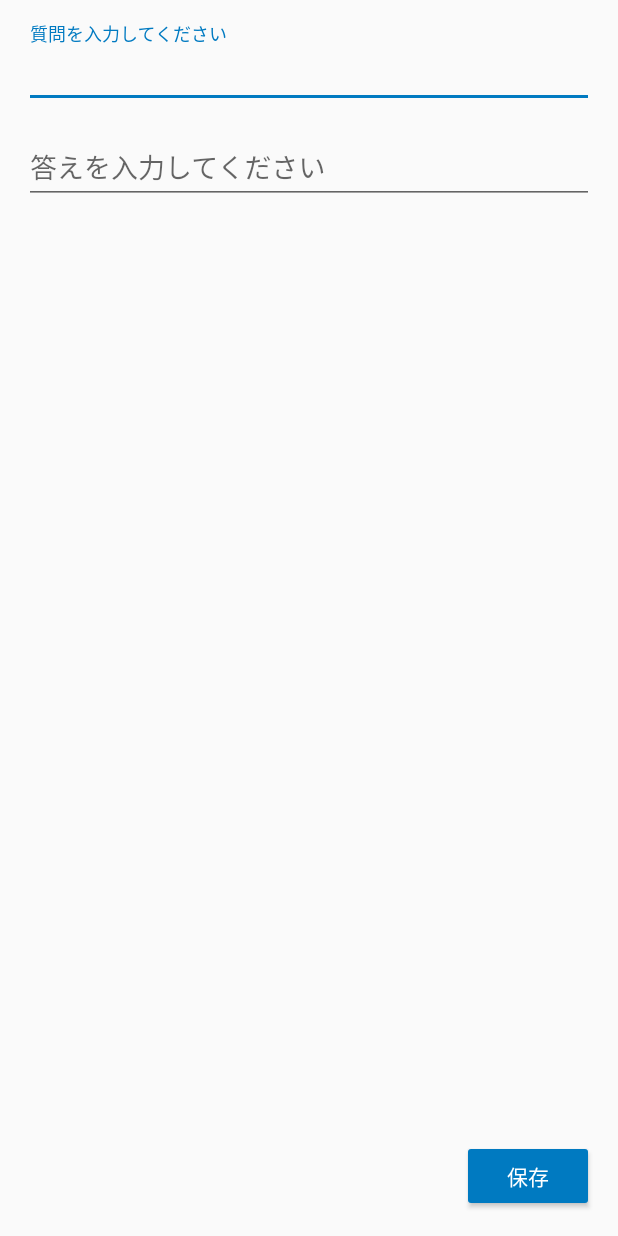
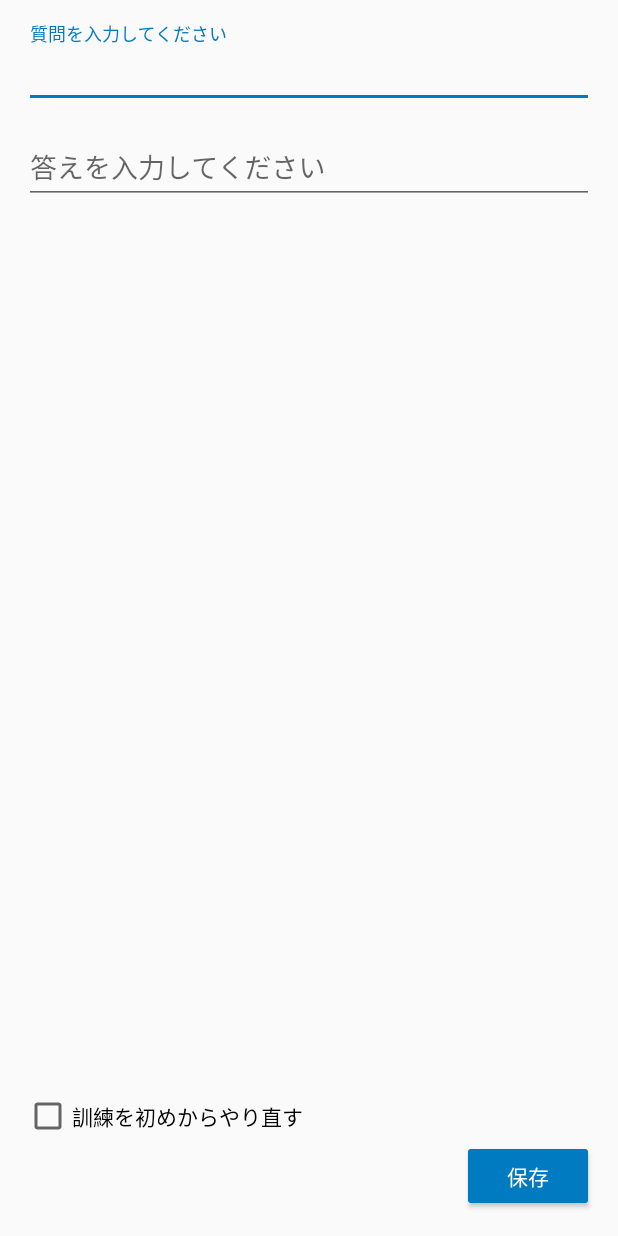
Before and after one commit to mag0716/android_periodic_execution, an Android app: the layout fragment_edit.xml on its own in the app's theme, with its tools: preview values and no code run, on a phone screen of 412 x 824 dp. Run offline under Robolectric (Android 15) with nearby library versions, the phone set to English and light mode, and no system bars.

Commit message:
CheckBox 追加

```diff
--- a/app/src/main/res/layout/fragment_edit.xml
+++ b/app/src/main/res/layout/fragment_edit.xml
@@ -46,7 +46,7 @@
             android:layout_height="0dp"
             android:layout_marginBottom="@dimen/view_vertical_margin"
             android:layout_marginTop="@dimen/view_vertical_margin"
-            app:layout_constraintBottom_toTopOf="@id/save_button"
+            app:layout_constraintBottom_toTopOf="@id/clear_training_datetime_checkbox"
             app:layout_constraintLeft_toLeftOf="parent"
             app:layout_constraintRight_toRightOf="parent"
             app:layout_constraintTop_toBottomOf="@id/question_input_layout"
@@ -59,6 +59,16 @@
                 android:hint="@string/edit_answer_hint"
                 android:text="@={viewModel.answer}" />
         </android.support.design.widget.TextInputLayout>
+
+        <CheckBox
+            android:id="@+id/clear_training_datetime_checkbox"
+            android:layout_width="0dp"
+            android:layout_height="wrap_content"
+            android:text="@string/edit_clear_training_datetime"
+            app:layout_constraintBottom_toTopOf="@id/save_button"
+            app:layout_constraintLeft_toLeftOf="parent"
+            app:layout_constraintRight_toRightOf="parent"
+            app:layout_constraintTop_toBottomOf="@id/answer_input_layout" />
 
         <Button
             android:id="@+id/save_button"
--- a/app/src/main/res/values/strings.xml
+++ b/app/src/main/res/values/strings.xml
@@ -13,6 +13,7 @@
     <!-- 追加、編集画面 -->
     <string name="edit_question_hint">質問を入力してください</string>
     <string name="edit_answer_hint">答えを入力してください</string>
+    <string name="edit_clear_training_datetime">訓練を初めからやり直す</string>
     <string name="edit_save_button_name">保存</string>
     <string name="navigation_drawer_open">Open navigation drawer</string>
     <string name="navigation_drawer_close">Close navigation drawer</string>
```
